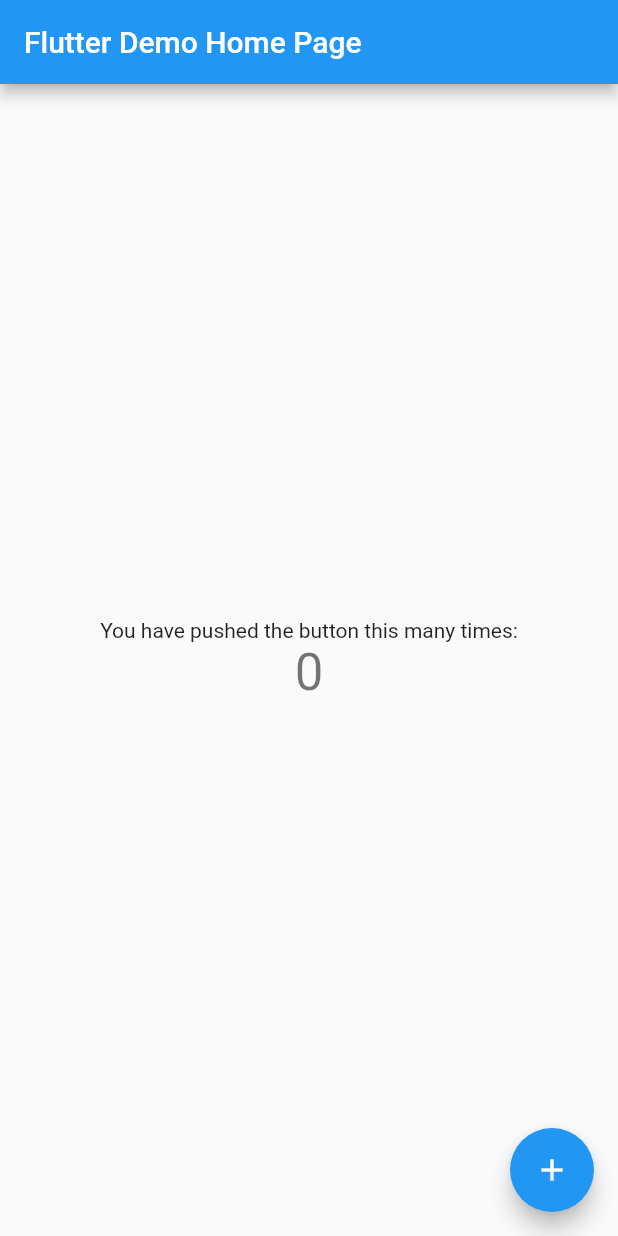
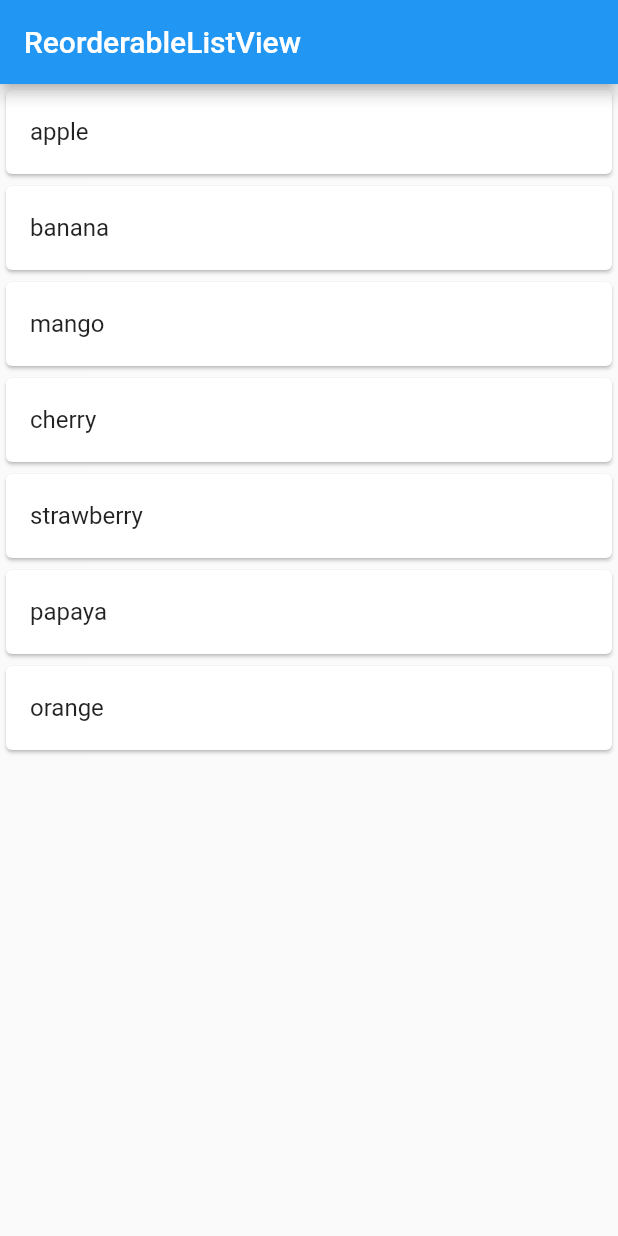
Before and after one commit to MudasirHussain72/Flutter-Widget-Of-The-Week, a Flutter app: the screen it shows after launch, on a phone screen of 412 x 824 dp. Run offline on Flutter 3.47's test engine with Material 2 defaults, Android fonts, the phone set to English and light mode, and no system bars.

Commit message:
ReorderableListView builder added

```diff
--- a/lib/main.dart
+++ b/lib/main.dart
@@ -1,4 +1,5 @@
 import 'package:flutter/material.dart';
+import 'package:widgets/re_orderable_list_view_builder_widget.dart';
 
 void main() {
   runApp(const MyApp());
@@ -7,109 +8,11 @@ void main() {
 class MyApp extends StatelessWidget {
   const MyApp({super.key});
 
-  // This widget is the root of your application.
   @override
   Widget build(BuildContext context) {
     return MaterialApp(
-      title: 'Flutter Demo',
-      theme: ThemeData(
-        // This is the theme of your application.
-        //
-        // Try running your application with "flutter run". You'll see the
-        // application has a blue toolbar. Then, without quitting the app, try
-        // changing the primarySwatch below to Colors.green and then invoke
-        // "hot reload" (press "r" in the console where you ran "flutter run",
-        // or simply save your changes to "hot reload" in a Flutter IDE).
-        // Notice that the counter didn't reset back to zero; the application
-        // is not restarted.
-        primarySwatch: Colors.blue,
-      ),
-      home: const MyHomePage(title: 'Flutter Demo Home Page'),
+      debugShowCheckedModeBanner: false,
+      home: ReorderableListViewWidget(),
     );
   }
 }
-
-class MyHomePage extends StatefulWidget {
-  const MyHomePage({super.key, required this.title});
-
-  // This widget is the home page of your application. It is stateful, meaning
-  // that it has a State object (defined below) that contains fields that affect
-  // how it looks.
-
-  // This class is the configuration for the state. It holds the values (in this
-  // case the title) provided by the parent (in this case the App widget) and
-  // used by the build method of the State. Fields in a Widget subclass are
-  // always marked "final".
-
-  final String title;
-
-  @override
-  State<MyHomePage> createState() => _MyHomePageState();
-}
-
-class _MyHomePageState extends State<MyHomePage> {
-  int _counter = 0;
-
-  void _incrementCounter() {
-    setState(() {
-      // This call to setState tells the Flutter framework that something has
-      // changed in this State, which causes it to rerun the build method below
-      // so that the display can reflect the updated values. If we changed
-      // _counter without calling setState(), then the build method would not be
-      // called again, and so nothing would appear to happen.
-      _counter++;
-    });
-  }
-
-  @override
-  Widget build(BuildContext context) {
-    // This method is rerun every time setState is called, for instance as done
-    // by the _incrementCounter method above.
-    //
-    // The Flutter framework has been optimized to make rerunning build methods
-    // fast, so that you can just rebuild anything that needs updating rather
-    // than having to individually change instances of widgets.
-    return Scaffold(
-      appBar: AppBar(
-        // Here we take the value from the MyHomePage object that was created by
-        // the App.build method, and use it to set our appbar title.
-        title: Text(widget.title),
-      ),
-      body: Center(
-        // Center is a layout widget. It takes a single child and positions it
-        // in the middle of the parent.
-        child: Column(
-          // Column is also a layout widget. It takes a list of children and
-          // arranges them vertically. By default, it sizes itself to fit its
-          // children horizontally, and tries to be as tall as its parent.
-          //
-          // Invoke "debug painting" (press "p" in the console, choose the
-          // "Toggle Debug Paint" action from the Flutter Inspector in Android
-          // Studio, or the "Toggle Debug Paint" command in Visual Studio Code)
-          // to see the wireframe for each widget.
-          //
-          // Column has various properties to control how it sizes itself and
-          // how it positions its children. Here we use mainAxisAlignment to
-          // center the children vertically; the main axis here is the vertical
-          // axis because Columns are vertical (the cross axis would be
-          // horizontal).
-          mainAxisAlignment: MainAxisAlignment.center,
-          children: <Widget>[
-            const Text(
-              'You have pushed the button this many times:',
-            ),
-            Text(
-              '$_counter',
-              style: Theme.of(context).textTheme.headline4,
-            ),
-          ],
-        ),
-      ),
-      floatingActionButton: FloatingActionButton(
-        onPressed: _incrementCounter,
-        tooltip: 'Increment',
-        child: const Icon(Icons.add),
-      ), // This trailing comma makes auto-formatting nicer for build methods.
-    );
-  }
-}
--- /dev/null
+++ b/lib/re_orderable_list_view_builder_widget.dart
@@ -0,0 +1,47 @@
+import 'package:flutter/material.dart';
+
+class ReorderableListViewWidget extends StatefulWidget {
+  const ReorderableListViewWidget({super.key});
+
+  @override
+  State<ReorderableListViewWidget> createState() =>
+      _ReorderableListViewWidgetState();
+}
+
+class _ReorderableListViewWidgetState extends State<ReorderableListViewWidget> {
+  List<String> fruits = [
+    "apple",
+    "banana",
+    "mango",
+    "cherry",
+    "strawberry",
+    "papaya",
+    "orange"
+  ];
+  @override
+  Widget build(BuildContext context) {
+    return Scaffold(
+      appBar: AppBar(
+        title: Text("ReorderableListView"),
+      ),
+      body: ReorderableListView.builder(
+        itemBuilder: (context, index) {
+          return Card(
+            key: ValueKey(fruits[index]),
+            child: ListTile(title: Text(fruits[index])),
+          );
+        },
+        itemCount: fruits.length,
+        onReorder: (oldIndex, newIndex) {
+          setState(() {
+            if (newIndex > oldIndex) {
+              newIndex = newIndex - 1;
+            }
+            final element = fruits.removeAt(oldIndex);
+            fruits.insert(newIndex, element);
+          });
+        },
+      ),
+    );
+  }
+}
```
